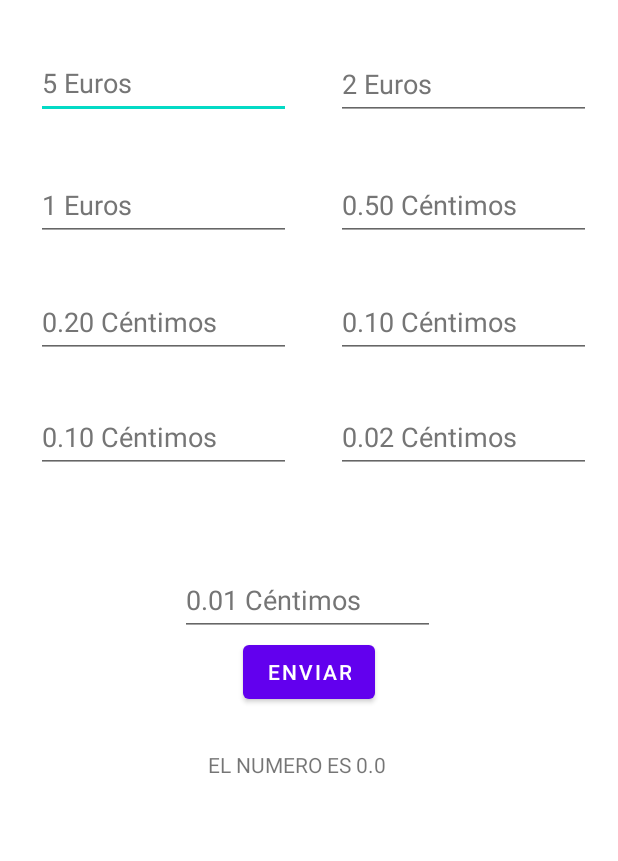
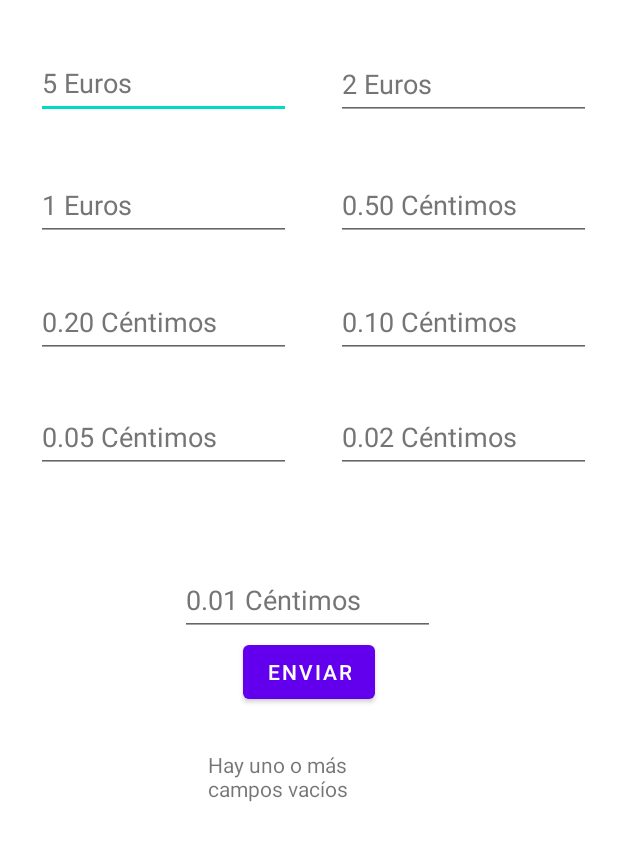
Before and after one commit to ivanea21/Contador-de-Monedas, an Android app: the screen it shows after launch (MainActivity), after a tap on "ENVIAR", on a phone screen of 412 x 824 dp, the part 187-1048 px from its top. Run offline under Robolectric (Android 15) with nearby library versions, the phone set to English and light mode, and no system bars.

Commit message:
Version 3

```diff
--- a/app/src/main/java/com/example/contadordemonedas/MainActivity.java
+++ b/app/src/main/java/com/example/contadordemonedas/MainActivity.java
@@ -15,8 +15,10 @@ public class MainActivity extends AppCompatActivity {
     EditText uneuros;
     EditText cincuentacent;
     EditText veintecent;
-
-
+    EditText diezcent;
+    EditText cincocent;
+    EditText doscent;
+    EditText uncent;
     TextView mostrar;
 
     @Override
@@ -27,23 +29,43 @@ public class MainActivity extends AppCompatActivity {
         doseuros = (EditText) findViewById(R.id.doseuros);
         uneuros = (EditText) findViewById(R.id.uneuros);
         cincuentacent = (EditText) findViewById(R.id.cincuentacent);
+        veintecent = (EditText) findViewById(R.id.veintecent);
+        diezcent = (EditText) findViewById(R.id.diezcent);
+        cincocent = (EditText) findViewById(R.id.cincocent);
+        doscent = (EditText) findViewById(R.id.doscent);
+        uncent = (EditText) findViewById(R.id.uncent);
         mostrar = (TextView) findViewById(R.id.mostrar);
 
     }
 
     public void calcular(View view){
-        //int operacion = Integer.parseInt(cincoeuros.getText().toString()) + Integer.parseInt(doseuros.getText().toString());
-        int cinco = Integer.parseInt(cincoeuros.getText().toString());
-        cinco = cinco * 5;
-        double dos = Double.parseDouble(doseuros.getText().toString());
-        dos = dos * 2;
-        double uno = Double.parseDouble(uneuros.getText().toString());
-        double cincuenta = Double.parseDouble(cincuentacent.getText().toString());
-        cincuenta = cincuenta * 0.50;
+       if(cincoeuros.getText().toString().isEmpty()|| doseuros.getText().toString().isEmpty()||uneuros.getText().toString().isEmpty()||
+               cincuentacent.getText().toString().isEmpty()||veintecent.getText().toString().isEmpty()||diezcent.getText().toString().isEmpty()||
+               cincocent.getText().toString().isEmpty()||doscent.getText().toString().isEmpty()||uncent.getText().toString().isEmpty()){
+           mostrar.setText("Hay uno o más campos vacíos");
+       }else{
+           int cinco = Integer.parseInt(cincoeuros.getText().toString());
+           cinco = cinco * 5;
+           int dos = Integer.parseInt(doseuros.getText().toString());
+           dos = dos * 2;
+           Integer uno = Integer.parseInt(uneuros.getText().toString());
+           double cincuenta = Double.parseDouble(cincuentacent.getText().toString());
+           cincuenta = cincuenta * 0.50;
+           double veinte = Double.parseDouble(veintecent.getText().toString());
+           veinte = veinte * 0.20;
+           double diez = Double.parseDouble(diezcent.getText().toString());
+           diez = diez * 0.10;
+           double cincoc = Double.parseDouble(cincocent.getText().toString());
+           cincoc = cincoc * 0.05;
+           double dosc = Double.parseDouble(doscent.getText().toString());
+           dosc = dosc * 0.02;
+           double unoc = Double.parseDouble(uncent.getText().toString());
+           unoc = unoc * 0.01;
 
 
-
-        double operacion = cinco + dos + uno + cincuenta;
-        mostrar.setText("EL NUMERO ES " + operacion);
+           double operacion = cinco + dos + uno + cincuenta + veinte + diez + cincoc + dosc + unoc;
+           operacion = Math.round(operacion * 100) / 100d;
+           mostrar.setText("Dinero total: " + operacion + " €");
+       }
     }
 }
--- a/app/src/main/res/layout/activity_main.xml
+++ b/app/src/main/res/layout/activity_main.xml
@@ -53,7 +53,7 @@
         app:layout_constraintVertical_bias="0.034" />
 
     <EditText
-        android:id="@+id/uneuro"
+        android:id="@+id/uneuros"
         android:layout_width="170dp"
         android:layout_height="48dp"
         android:layout_marginStart="24dp"
@@ -117,13 +117,13 @@
         app:layout_constraintVertical_bias="0.282" />
 
     <EditText
-        android:id="@+id/cicocent"
+        android:id="@+id/cincocent"
         android:layout_width="170dp"
         android:layout_height="48dp"
         android:layout_marginStart="24dp"
         android:layout_marginTop="10dp"
         android:ems="10"
-        android:hint="0.10 Céntimos"
+        android:hint="0.05 Céntimos"
         android:inputType="number"
         android:minHeight="48dp"
         android:textColorHint="#757575"
```
